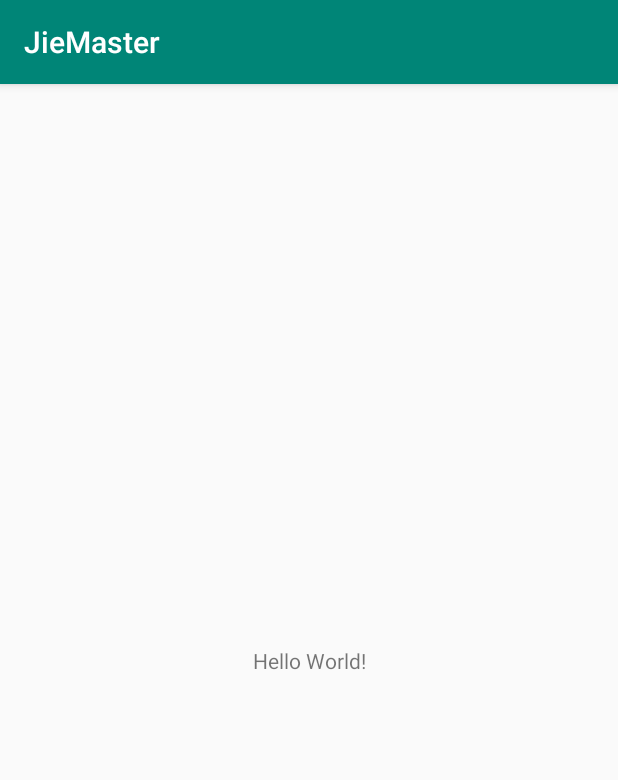
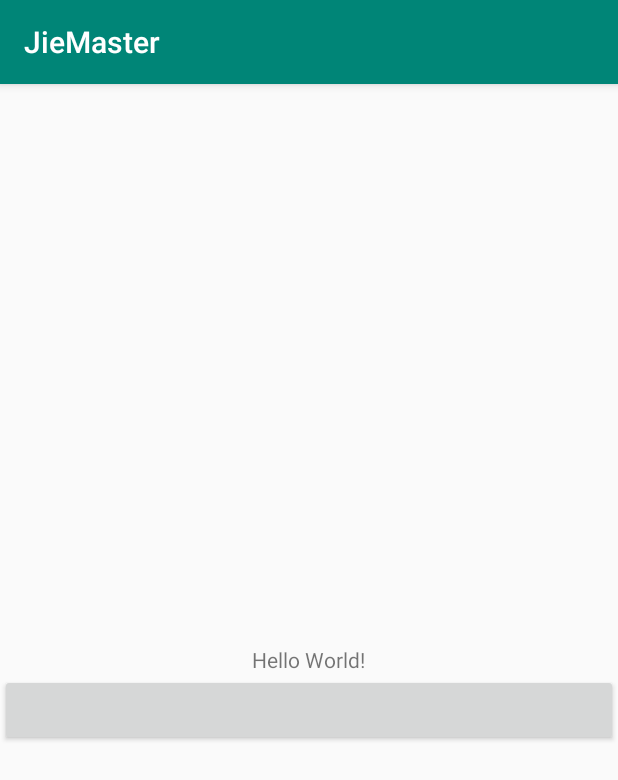
Before and after one commit to fishtzz/JieMaster, an Android app: the screen it shows after launch (MainActivity), on a phone screen of 412 x 824 dp. Shown: the top 780 px of the screen. Run offline under Robolectric (Android 15) with nearby library versions, the phone set to English and light mode, and no system bars; our stand-ins replace RxJava.

Commit message:
网络框架调试

```diff
--- a/app/build.gradle
+++ b/app/build.gradle
@@ -1,11 +1,11 @@
 apply plugin: 'com.android.application'
 
 android {
-    compileSdkVersion 28
+    compileSdkVersion 27
     defaultConfig {
         applicationId "com.szmaster.jiemaster"
         minSdkVersion 21
-        targetSdkVersion 28
+        targetSdkVersion 27
         versionCode 1
         versionName "1.0"
         testInstrumentationRunner "android.support.test.runner.AndroidJUnitRunner"
--- a/app/src/main/AndroidManifest.xml
+++ b/app/src/main/AndroidManifest.xml
@@ -1,6 +1,11 @@
 <?xml version="1.0" encoding="utf-8"?>
 <manifest xmlns:android="http://schemas.android.com/apk/res/android"
     package="com.szmaster.jiemaster">
+
+    <uses-permission android:name="android.permission.INTERNET"/>
+    <uses-permission android:name="android.permission.ACCESS_NETWORK_STATE"/>
+    <uses-permission android:name="android.permission.ACCESS_WIFI_STATE" />
+
 
     <application
         android:allowBackup="true"
--- /dev/null
+++ b/app/src/main/java/com/szmaster/jiemaster/Constant.java
@@ -0,0 +1,6 @@
+package com.szmaster.jiemaster;
+
+public class Constant {
+
+    public static final String BASE_URL = "http://m.dianjinshou.me/jiemaster/";
+}
--- /dev/null
+++ b/app/src/main/java/com/szmaster/jiemaster/model/ReportBanner.java
@@ -0,0 +1,4 @@
+package com.szmaster.jiemaster.model;
+
+public class ReportBanner {
+}
--- /dev/null
+++ b/app/src/main/java/com/szmaster/jiemaster/network/ArdApi.java
@@ -0,0 +1,13 @@
+package com.szmaster.jiemaster.network;
+
+
+import com.szmaster.jiemaster.model.ReportModel;
+
+import io.reactivex.Observable;
+import retrofit2.http.GET;
+
+public interface ArdApi {
+    @GET("ardapi/report/")
+    Observable<ReportModel> getReport();
+
+}
--- a/app/src/main/res/layout/activity_main.xml
+++ b/app/src/main/res/layout/activity_main.xml
@@ -1,6 +1,5 @@
 <?xml version="1.0" encoding="utf-8"?>
-<android.support.constraint.ConstraintLayout
-    xmlns:android="http://schemas.android.com/apk/res/android"
+<RelativeLayout xmlns:android="http://schemas.android.com/apk/res/android"
     xmlns:app="http://schemas.android.com/apk/res-auto"
     xmlns:tools="http://schemas.android.com/tools"
     android:layout_width="match_parent"
@@ -8,12 +7,17 @@
     tools:context=".MainActivity">
 
     <TextView
+        android:id="@+id/text"
         android:layout_width="wrap_content"
         android:layout_height="wrap_content"
-        android:text="Hello World!"
-        app:layout_constraintBottom_toBottomOf="parent"
-        app:layout_constraintLeft_toLeftOf="parent"
-        app:layout_constraintRight_toRightOf="parent"
-        app:layout_constraintTop_toTopOf="parent" />
+        android:layout_centerInParent="true"
+        android:text="Hello World!" />
 
-</android.support.constraint.ConstraintLayout>
+    <Button
+        android:id="@+id/btn"
+        android:layout_width="match_parent"
+        android:layout_height="wrap_content"
+        android:layout_below="@+id/text" />
+
+
+</RelativeLayout>
```
Also changed, not shown: app/src/main/java/com/szmaster/jiemaster/MainActivity.java (+55 -2 lines), app/src/main/java/com/szmaster/jiemaster/model/IModel.java (added, +7 -0 lines), app/src/main/java/com/szmaster/jiemaster/model/ReportActivity.java (added, +49 -0 lines), app/src/main/java/com/szmaster/jiemaster/model/ReportData.java (added, +29 -0 lines), app/src/main/java/com/szmaster/jiemaster/model/ReportItem.java (added, +71 -0 lines), app/src/main/java/com/szmaster/jiemaster/model/ReportModel.java (added, +40 -0 lines).
